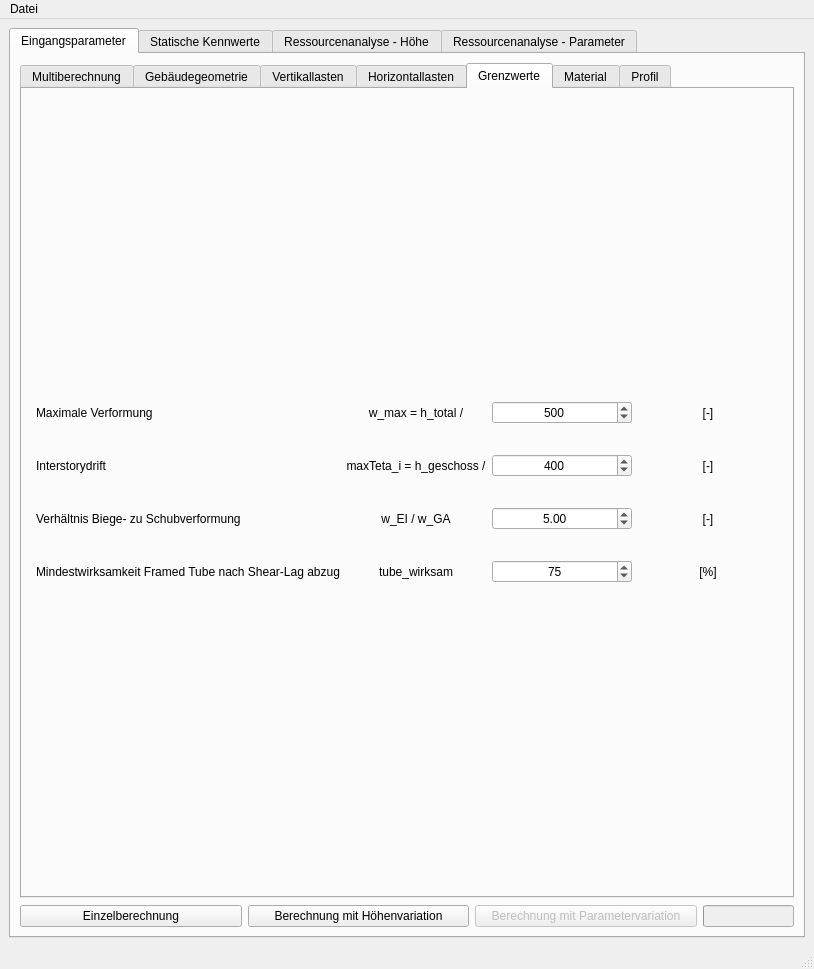
Old version of the form gui/mainWindow.ui in the repository carolagrupp/Masterarbeit.
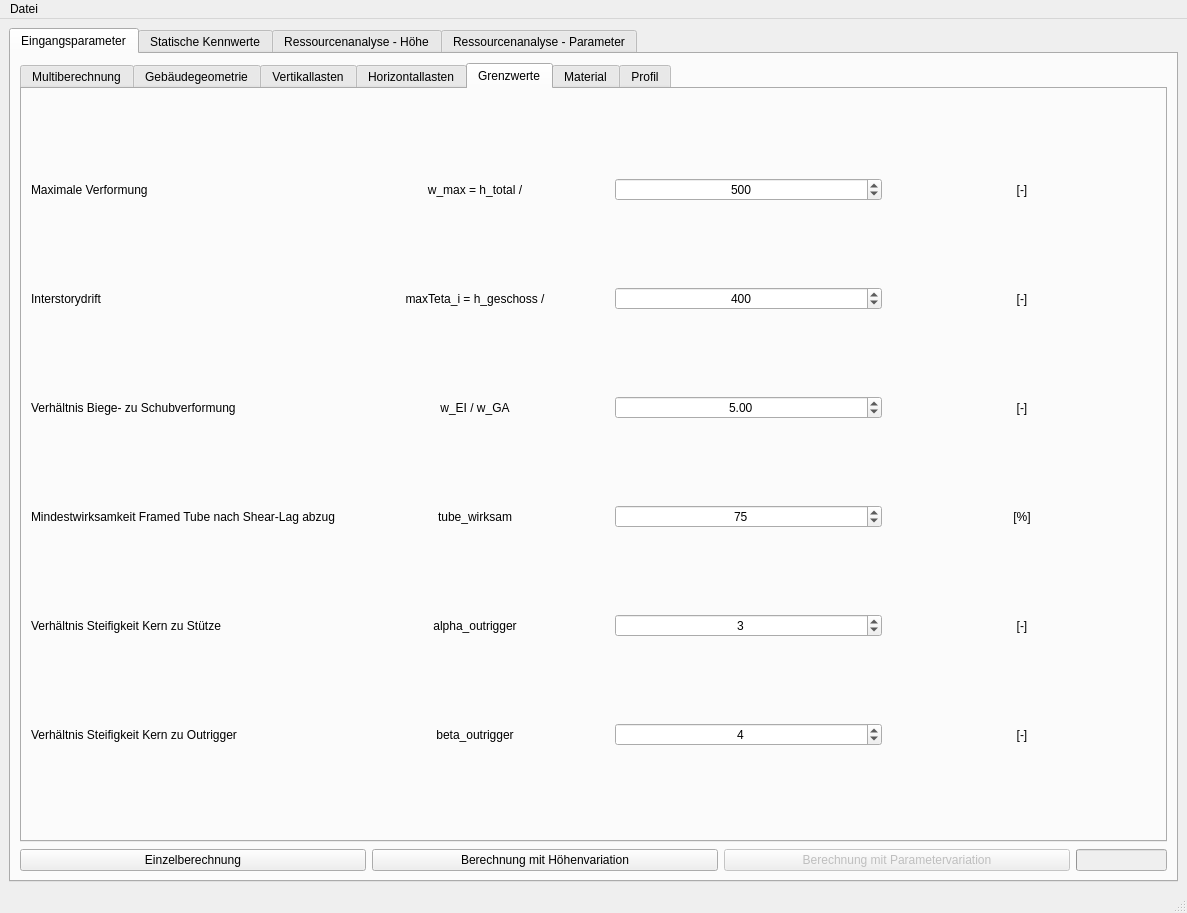
New version of the form. The open tabs and pages were chosen to show the change. Custom widgets are drawn as their Qt base class.

Commit message: First Commit: 1. Stand outrigger Implementierung

Diff of the .ui file:
```diff
--- a/gui/mainWindow.ui
+++ b/gui/mainWindow.ui
@@ -9,8 +9,8 @@
    <rect>
     <x>0</x>
     <y>0</y>
-    <width>814</width>
-    <height>969</height>
+    <width>1187</width>
+    <height>847</height>
    </rect>
   </property>
   <property name="sizePolicy">
@@ -29,8 +29,8 @@
    <property name="autoFillBackground">
     <bool>false</bool>
    </property>
-   <layout class="QVBoxLayout" name="verticalLayout_8">
-    <item>
+   <layout class="QGridLayout" name="gridLayout_8">
+    <item row="0" column="0">
      <widget class="QTabWidget" name="mainTabWidget">
       <property name="sizePolicy">
        <sizepolicy hsizetype="Preferred" vsizetype="Preferred">
@@ -2166,60 +2166,7 @@
            <attribute name="title">
             <string>Grenzwerte</string>
            </attribute>
-           <layout class="QVBoxLayout" name="verticalLayout_5">
-            <item>
-             <layout class="QGridLayout" name="gridLayout_120">
-              <property name="leftMargin">
-               <number>5</number>
-              </property>
-              <property name="topMargin">
-               <number>5</number>
-              </property>
-              <property name="rightMargin">
-               <number>5</number>
-              </property>
-              <property name="bottomMargin">
-               <number>5</number>
-              </property>
-              <property name="verticalSpacing">
-               <number>30</number>
-              </property>
-              <item row="2" column="3">
-               <widget class="QLabel" name="label_124_10">
-                <property name="text">
-                 <string>[-]</string>
-                </property>
-                <property name="alignment">
-                 <set>Qt::AlignCenter</set>
-                </property>
-               </widget>
-              </item>
-              <item row="1" column="2">
-               <widget class="QSpinBox" name="spinBox_maxTeta_i">
-                <property name="alignment">
-                 <set>Qt::AlignCenter</set>
-                </property>
-                <property name="minimum">
-                 <number>1</number>
-                </property>
-                <property name="maximum">
-                 <number>9999</number>
-                </property>
-                <property name="value">
-                 <number>400</number>
-                </property>
-               </widget>
-              </item>
-              <item row="0" column="3">
-               <widget class="QLabel" name="label_124_08">
-                <property name="text">
-                 <string>[-]</string>
-                </property>
-                <property name="alignment">
-                 <set>Qt::AlignCenter</set>
-                </property>
-               </widget>
-              </item>
+           <layout class="QGridLayout" name="gridLayout_9">
               <item row="0" column="0">
                <widget class="QLabel" name="label_121_08">
                 <property name="text">
@@ -2227,59 +2174,6 @@
                 </property>
                </widget>
               </item>
-              <item row="1" column="3">
-               <widget class="QLabel" name="label_124_09">
-                <property name="text">
-                 <string>[-]</string>
-                </property>
-                <property name="alignment">
-                 <set>Qt::AlignCenter</set>
-                </property>
-               </widget>
-              </item>
-              <item row="2" column="1">
-               <widget class="QLabel" name="label_122_10">
-                <property name="text">
-                 <string>w_EI / w_GA</string>
-                </property>
-                <property name="alignment">
-                 <set>Qt::AlignCenter</set>
-                </property>
-               </widget>
-              </item>
-              <item row="2" column="2">
-               <widget class="QDoubleSpinBox" name="spinBox_verhaeltnisVerformungen">
-                <property name="alignment">
-                 <set>Qt::AlignCenter</set>
-                </property>
-                <property name="minimum">
-                 <double>0.000000000000000</double>
-                </property>
-                <property name="maximum">
-                 <double>99.989999999999995</double>
-                </property>
-                <property name="singleStep">
-                 <double>0.000000000000000</double>
-                </property>
-                <property name="value">
-                 <double>5.000000000000000</double>
-                </property>
-               </widget>
-              </item>
-              <item row="2" column="0">
-               <widget class="QLabel" name="label_121_10">
-                <property name="text">
-                 <string>Verhältnis Biege- zu Schubverformung</string>
-                </property>
-               </widget>
-              </item>
-              <item row="1" column="0">
-               <widget class="QLabel" name="label_121_09">
-                <property name="text">
-                 <string>Interstorydrift</string>
-                </property>
-               </widget>
-              </item>
               <item row="0" column="1">
                <widget class="QLabel" name="label_122_08">
                 <property name="text">
@@ -2290,16 +2184,6 @@
                 </property>
                </widget>
               </item>
-              <item row="1" column="1">
-               <widget class="QLabel" name="label_122_09">
-                <property name="text">
-                 <string>maxTeta_i = h_geschoss /</string>
-                </property>
-                <property name="alignment">
-                 <set>Qt::AlignCenter</set>
-                </property>
-               </widget>
-              </item>
               <item row="0" column="2">
                <widget class="QSpinBox" name="spinBox_w_max">
                 <property name="alignment">
@@ -2316,6 +2200,105 @@
                 </property>
                </widget>
               </item>
+            <item row="0" column="3">
+             <widget class="QLabel" name="label_124_08">
+              <property name="text">
+               <string>[-]</string>
+              </property>
+              <property name="alignment">
+               <set>Qt::AlignCenter</set>
+              </property>
+             </widget>
+            </item>
+            <item row="1" column="0">
+             <widget class="QLabel" name="label_121_09">
+              <property name="text">
+               <string>Interstorydrift</string>
+              </property>
+             </widget>
+            </item>
+            <item row="1" column="1">
+             <widget class="QLabel" name="label_122_09">
+              <property name="text">
+               <string>maxTeta_i = h_geschoss /</string>
+              </property>
+              <property name="alignment">
+               <set>Qt::AlignCenter</set>
+              </property>
+             </widget>
+            </item>
+            <item row="1" column="2">
+             <widget class="QSpinBox" name="spinBox_maxTeta_i">
+              <property name="alignment">
+               <set>Qt::AlignCenter</set>
+              </property>
+              <property name="minimum">
+               <number>1</number>
+              </property>
+              <property name="maximum">
+               <number>9999</number>
+              </property>
+              <property name="value">
+               <number>400</number>
+              </property>
+             </widget>
+            </item>
+            <item row="1" column="3">
+             <widget class="QLabel" name="label_124_09">
+              <property name="text">
+               <string>[-]</string>
+              </property>
+              <property name="alignment">
+               <set>Qt::AlignCenter</set>
+              </property>
+             </widget>
+            </item>
+            <item row="2" column="0">
+             <widget class="QLabel" name="label_121_10">
+              <property name="text">
+               <string>Verhältnis Biege- zu Schubverformung</string>
+              </property>
+             </widget>
+            </item>
+            <item row="2" column="1">
+             <widget class="QLabel" name="label_122_10">
+              <property name="text">
+               <string>w_EI / w_GA</string>
+              </property>
+              <property name="alignment">
+               <set>Qt::AlignCenter</set>
+              </property>
+             </widget>
+            </item>
+            <item row="2" column="2">
+             <widget class="QDoubleSpinBox" name="spinBox_verhaeltnisVerformungen">
+              <property name="alignment">
+               <set>Qt::AlignCenter</set>
+              </property>
+              <property name="minimum">
+               <double>0.000000000000000</double>
+              </property>
+              <property name="maximum">
+               <double>99.989999999999995</double>
+              </property>
+              <property name="singleStep">
+               <double>0.000000000000000</double>
+              </property>
+              <property name="value">
+               <double>5.000000000000000</double>
+              </property>
+             </widget>
+            </item>
+            <item row="2" column="3">
+             <widget class="QLabel" name="label_124_10">
+              <property name="text">
+               <string>[-]</string>
+              </property>
+              <property name="alignment">
+               <set>Qt::AlignCenter</set>
+              </property>
+             </widget>
+            </item>
               <item row="3" column="0">
                <widget class="QLabel" name="label_12">
                 <property name="text">
@@ -2353,7 +2336,91 @@
                 </property>
                </widget>
               </item>
-             </layout>
+            <item row="4" column="0">
+             <widget class="QLabel" name="label_121_100">
+              <property name="text">
+               <string>Verhältnis Steifigkeit Kern zu Stütze</string>
+              </property>
+             </widget>
+            </item>
+            <item row="4" column="1">
+             <widget class="QLabel" name="label_122_100">
+              <property name="text">
+               <string>alpha_outrigger</string>
+              </property>
+              <property name="alignment">
+               <set>Qt::AlignCenter</set>
+              </property>
+             </widget>
+            </item>
+            <item row="4" column="2">
+             <widget class="QSpinBox" name="spinBox_alpha_outrigger">
+              <property name="alignment">
+               <set>Qt::AlignCenter</set>
+              </property>
+              <property name="minimum">
+               <number>1</number>
+              </property>
+              <property name="maximum">
+               <number>10</number>
+              </property>
+              <property name="value">
+               <number>3</number>
+              </property>
+             </widget>
+            </item>
+            <item row="4" column="3">
+             <widget class="QLabel" name="label_124_100">
+              <property name="text">
+               <string>[-]</string>
+              </property>
+              <property name="alignment">
+               <set>Qt::AlignCenter</set>
+              </property>
+             </widget>
+            </item>
+            <item row="5" column="0">
+             <widget class="QLabel" name="label_121_101">
+              <property name="text">
+               <string>Verhältnis Steifigkeit Kern zu Outrigger</string>
+              </property>
+             </widget>
+            </item>
+            <item row="5" column="1">
+             <widget class="QLabel" name="label_122_101">
+              <property name="text">
+               <string>beta_outrigger</string>
+              </property>
+              <property name="alignment">
+               <set>Qt::AlignCenter</set>
+              </property>
+             </widget>
+            </item>
+            <item row="5" column="2">
+             <widget class="QSpinBox" name="spinBox_beta_outrigger">
+              <property name="alignment">
+               <set>Qt::AlignCenter</set>
+              </property>
+              <property name="minimum">
+               <number>1</number>
+              </property>
+              <property name="maximum">
+               <number>10</number>
+              </property>
+              <property name="value">
+               <number>4</number>
+              </property>
+             </widget>
+            </item>
+            <item row="5" column="3">
+             <widget class="QLabel" name="label_124_101">
+              <property name="text">
+               <string>[-]</string>
+              </property>
+              <property name="alignment">
+               <set>Qt::AlignCenter</set>
+              </property>
+             </widget>
             </item>
            </layout>
           </widget>
@@ -4540,8 +4607,8 @@
     <rect>
      <x>0</x>
      <y>0</y>
-     <width>814</width>
-     <height>26</height>
+     <width>1187</width>
+     <height>18</height>
     </rect>
    </property>
    <widget class="QMenu" name="menuSpeichern">
```
Left out of the diff: 56 changed lines with no effect on the pictures. Lines whose indentation alone changed are shown as unchanged. The commit also changes 12 other files.
